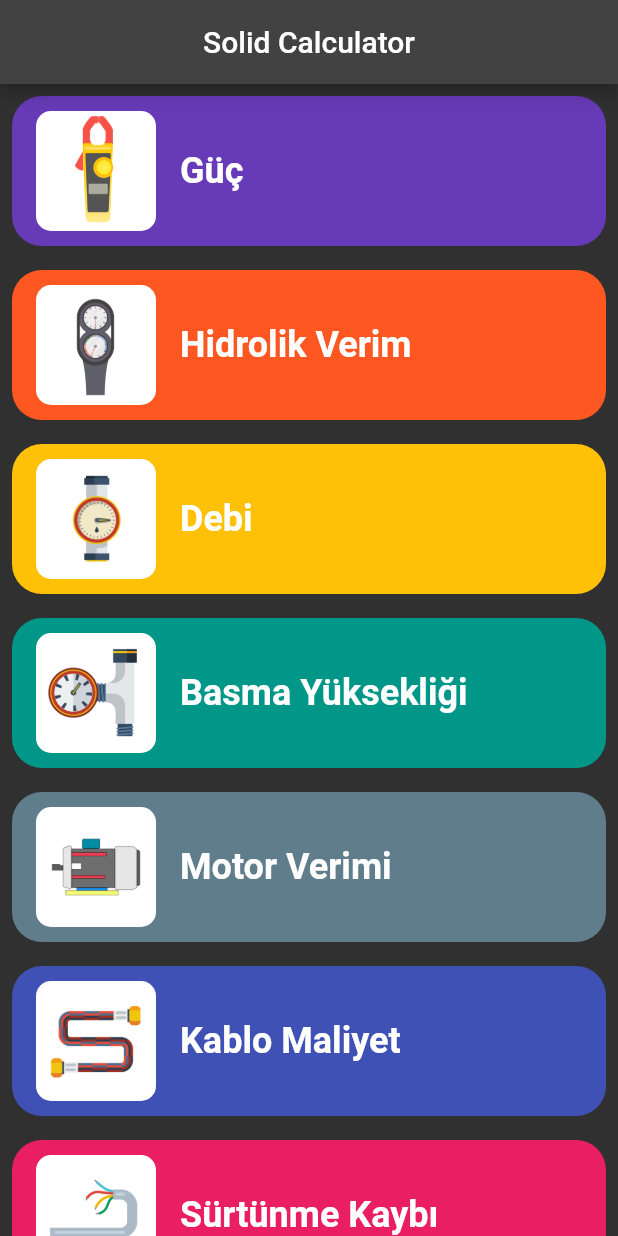
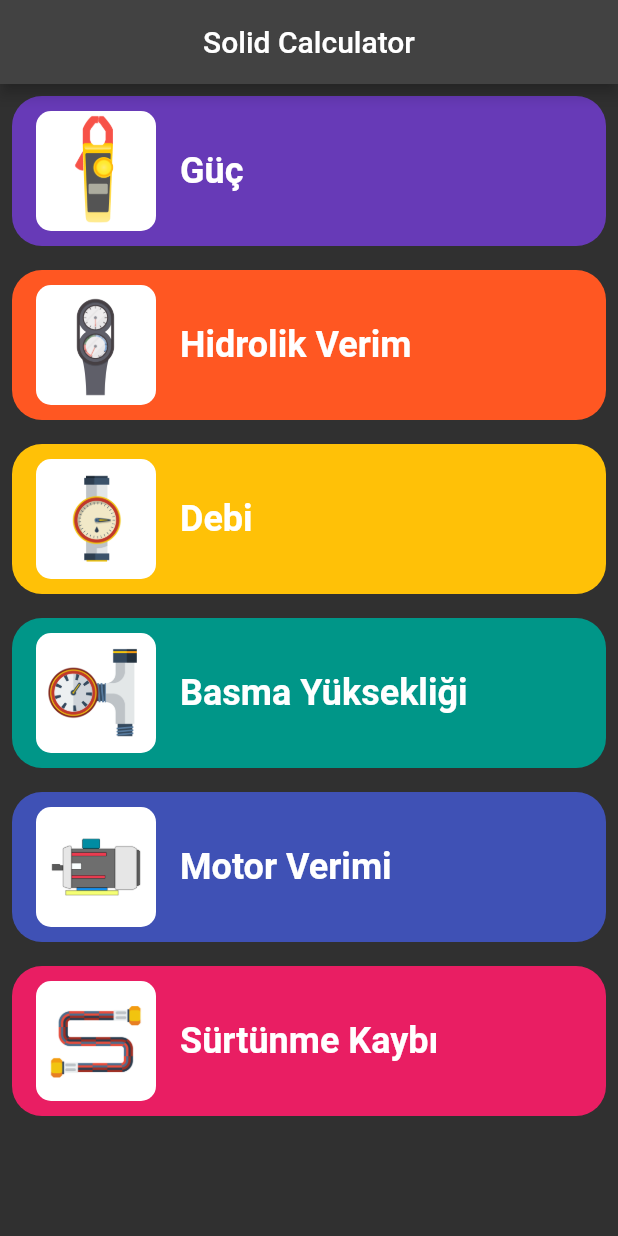
Before and after one commit to ilaydaily/solid_proje, a Flutter app: the screen it shows after launch, on a phone screen of 412 x 824 dp. Run offline on Flutter 3.47's test engine with Material 2 defaults, Android fonts, the light colour scheme and no system bars.

Commit message:
mainde küçük düzenlemeler yapıldı

```diff
--- a/lib/main.dart
+++ b/lib/main.dart
@@ -24,7 +24,6 @@ class ColorfulListViewScreen extends StatelessWidget {
     Colors.deepOrange,
     Colors.amber,
     Colors.teal,
-    Colors.blueGrey,
     Colors.indigo,
     Colors.pink,
   ];
@@ -35,7 +34,6 @@ class ColorfulListViewScreen extends StatelessWidget {
     'Debi',
     'Basma Yüksekliği',
     'Motor Verimi',
-    'Kablo Maliyet',
     'Sürtünme Kaybı',
   ];
 
@@ -46,7 +44,6 @@ class ColorfulListViewScreen extends StatelessWidget {
     'lib/images/2basma_yüksekliği.jpg',
     'lib/images/2motor.png',
     'lib/images/2friction_loss.jpg',
-    'lib/images/2cable.jpg'
   ];
 
   @override
@@ -147,14 +144,6 @@ void _openColorDetails(BuildContext context, String colorName) {
         ),
       );
       break;
-    case 'Kablo Maliyet':
-      Navigator.push(
-        context,
-        MaterialPageRoute(
-          builder: (context) => PowerDetailsScreen(),
-        ),
-      );
-      break;
     case 'Sürtünme Kaybı':
       Navigator.push(
         context,
```
